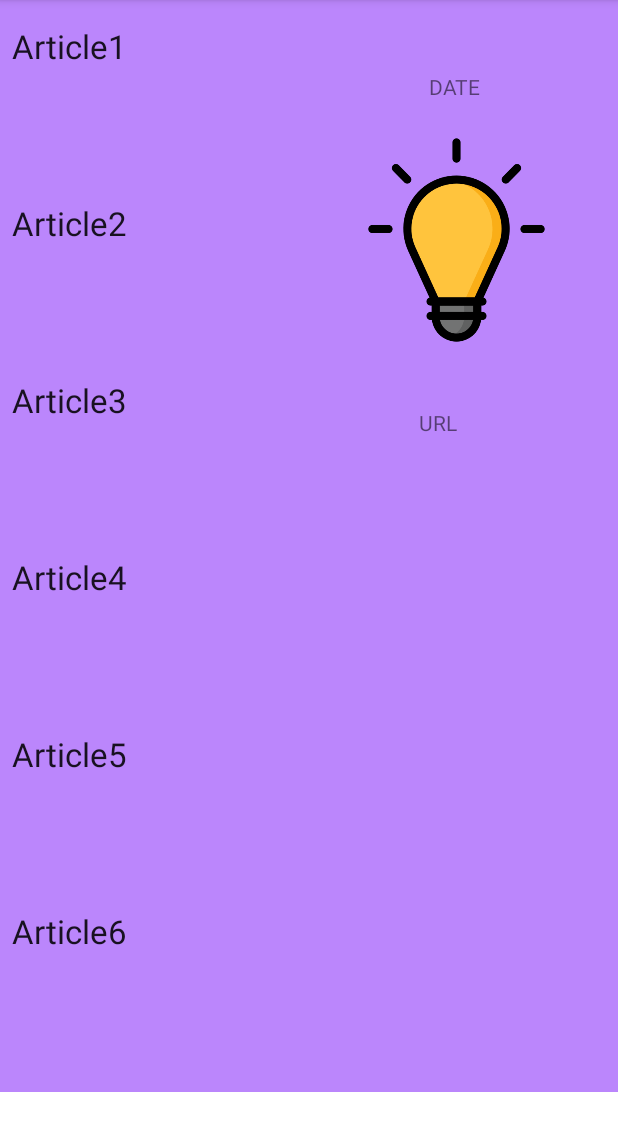
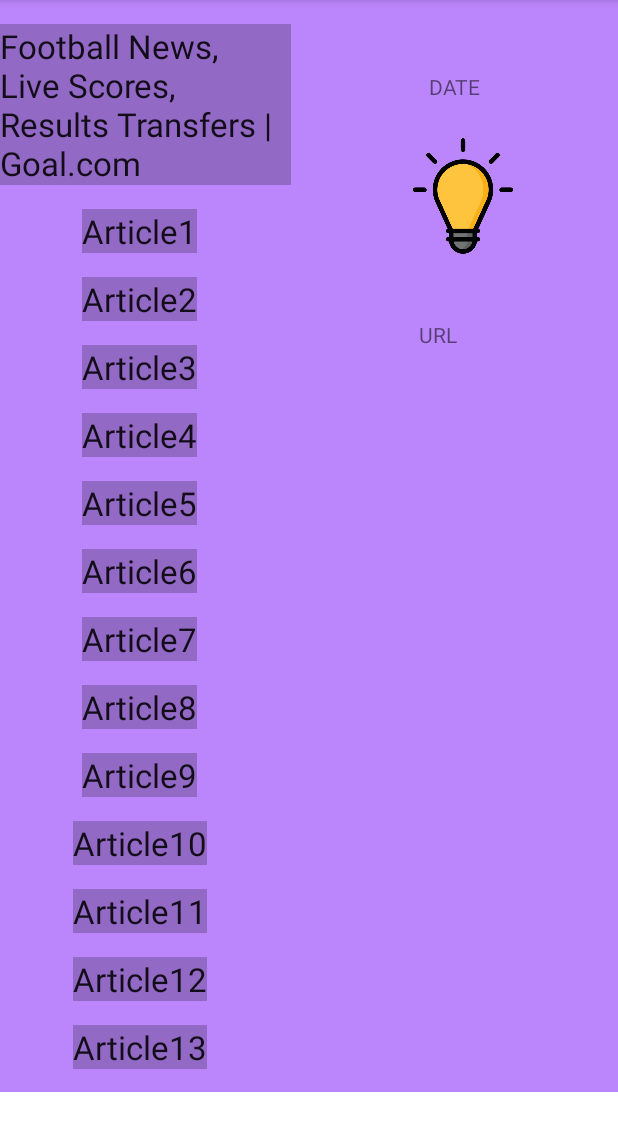
Before and after one commit to chaohao1214/GroupProject, an Android app: the SoccerActivityThird screen opened directly, with no data from a screen before it, on a phone screen of 412 x 824 dp, the part 84-1212 px from its top. Run offline under Robolectric (Android 15) with nearby library versions, the phone set to English and light mode, and no system bars.

Commit message:
commit:  saving my work

```diff
--- a/app/src/main/java/com/example/groupproject/SoccerActivityThird.java
+++ b/app/src/main/java/com/example/groupproject/SoccerActivityThird.java
@@ -33,6 +33,8 @@ public class SoccerActivityThird extends AppCompatActivity {
 
         recyclerView.setAdapter(recyclerAdapter);
 
+        itemList.add("Football News, Live Scores, Results Transfers | Goal.com");
+
         for (int i =1; i<50 ; i++){
             itemList.add("Article"+(i));
         }
--- a/app/src/main/res/layout/soccer_activity_third.xml
+++ b/app/src/main/res/layout/soccer_activity_third.xml
@@ -18,8 +18,8 @@
 
     <ImageView
         android:id="@+id/imageView2"
-        android:layout_width="182dp"
-        android:layout_height="136dp"
+        android:layout_width="125dp"
+        android:layout_height="77dp"
         android:layout_marginStart="8dp"
         android:layout_marginLeft="8dp"
         android:layout_marginTop="16dp"
--- a/app/src/main/res/layout/soccer_row_item.xml
+++ b/app/src/main/res/layout/soccer_row_item.xml
@@ -6,16 +6,18 @@
     android:layout_height="wrap_content">
 
     <TextView
+        android:background="@color/cardview_shadow_start_color"
         android:id="@+id/titleText"
-        android:layout_width="396dp"
-        android:layout_height="102dp"
-        android:layout_marginStart="8dp"
-        android:layout_marginLeft="8dp"
+        android:layout_width="wrap_content"
+        android:layout_height="wrap_content"
         android:layout_marginTop="16dp"
         android:text="ARTICLE NEWS"
         android:textAppearance="@style/TextAppearance.AppCompat.Large"
         app:layout_constraintBottom_toBottomOf="parent"
+        app:layout_constraintEnd_toEndOf="parent"
+        app:layout_constraintHorizontal_bias="0.466"
         app:layout_constraintStart_toStartOf="parent"
-        app:layout_constraintTop_toTopOf="parent" />
+        app:layout_constraintTop_toTopOf="parent"
+        app:layout_constraintVertical_bias="0.0" />
 
 </androidx.constraintlayout.widget.ConstraintLayout>
```
